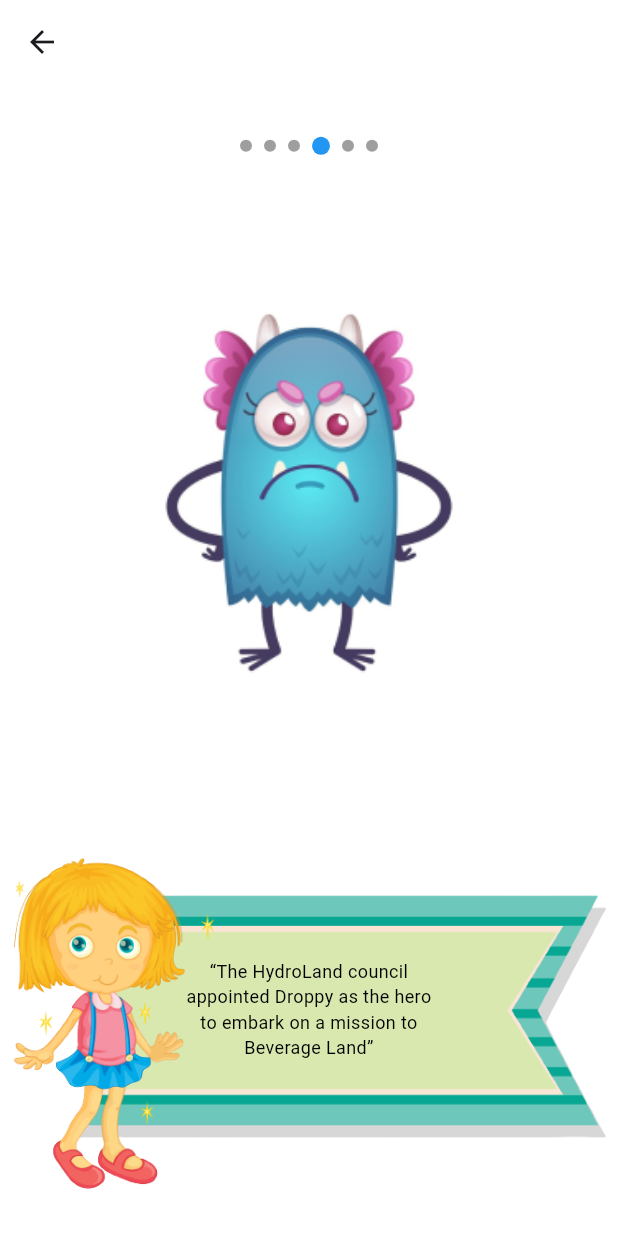
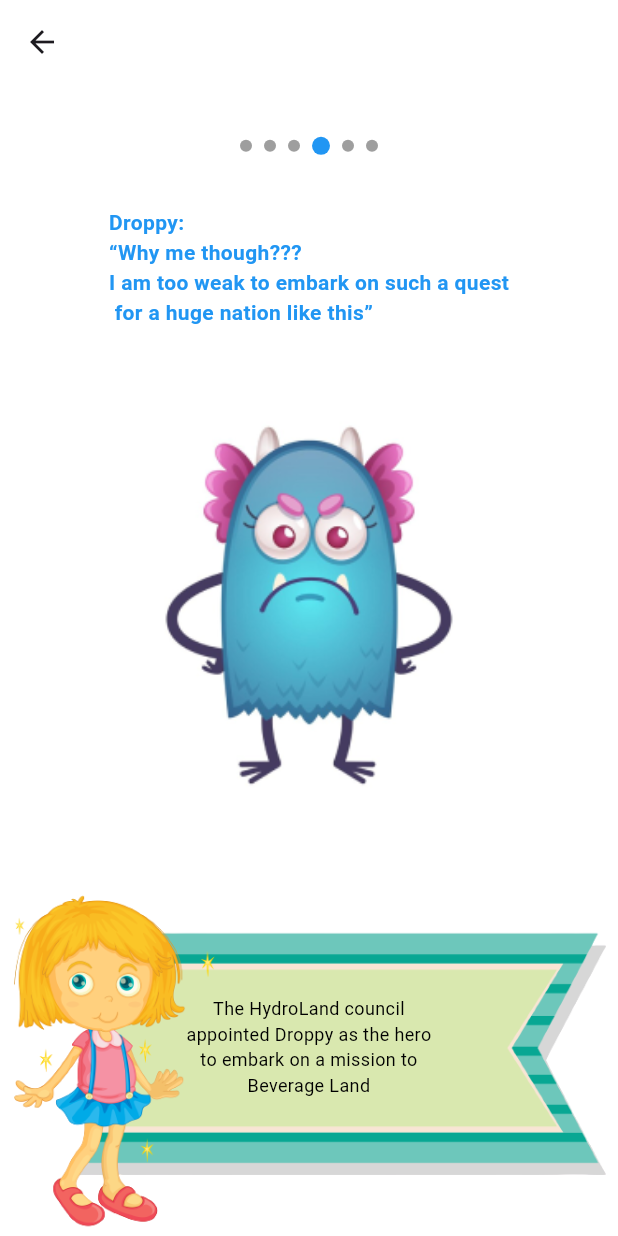
Before and after one commit to Pushpendra1001/WaterDropDash, a Flutter app: the WelcomeScreen screen opened directly, swiped to page 4, on a phone screen of 412 x 824 dp. Run offline on Flutter 3.47's test engine with Material 3 defaults, Android fonts, the phone set to English and light mode, and no system bars; our stand-ins replace audioplayers, cloud_firestore, firebase_auth, firebase_core, google_fonts, image_picker and 1 more; missing offline and left inert: flame, tflite_flutter; accounts and stored records are empty.

Commit message:
fix errors

```diff
--- a/lib/WelcomeGameScreens/WelcomeScreen.dart
+++ b/lib/WelcomeGameScreens/WelcomeScreen.dart
@@ -20,15 +20,33 @@ class _WelcomeScreenState extends State<WelcomeScreen> {
     "assets/WelcomeS4.png",
     "assets/WelcomeS5.png",
     "assets/WelcomeS6.png",
+  ];
 
-  ];
   final List<String> _WelcomeMMsg = [
     "Before you begin your journey, Let me tell you all about HYDROLAND and DROPPY your partner in this QUEST!",
     "In the distant nation of HYDROLAND, an unprecedented drought plagued the land for a century, causing untold suffering and devastation",
     "So the council members of the land met, to deliberate on this issue, and find a solution for their nation",
-    "“The HydroLand council appointed Droppy as the hero to embark on a mission to Beverage Land”",
-    "“The elders vested so much power on DROPPY, to enable him restore HydroLand to its former glory ”",
+    "The HydroLand council appointed Droppy as the hero to embark on a mission to Beverage Land",
+    "The elders vested so much power on DROPPY, to enable him restore HydroLand to its former glory",
     "Embark on this journey with DROPPY, and gather as many water droplets to revive HYDROLAND!",
+  ];
+
+  final List<String?> _WelcomeUpperText = [
+    null,
+    null,
+    """ Elder 1: "We need a hero to save HYDROLAND!
+Elder 2: Who can undertake this perilous quest?""",
+    """
+Droppy:
+“Why me though???
+I am too weak to embark on such a quest
+ for a huge nation like this”
+""",
+    """
+Heroic Mascot Droppy:
+“Our Quest to BEVERAGE LAND begins!”
+""",
+    null,
   ];
 
   @override
@@ -41,14 +59,12 @@ class _WelcomeScreenState extends State<WelcomeScreen> {
       body: Column(
         mainAxisAlignment: MainAxisAlignment.spaceBetween,
         children: [
-
           Row(
             mainAxisAlignment: MainAxisAlignment.center,
             children: List.generate(_WelcomeSImages.length, (index) {
               return Container(
                 margin: const EdgeInsets.symmetric(horizontal: 4.0),
                 width: _currentPage == index ? 12.0 : 8.0,
-
                 height: MediaQuery.of(context).size.height * 0.1,
                 decoration: BoxDecoration(
                   shape: BoxShape.circle,
@@ -74,8 +90,7 @@ class _WelcomeScreenState extends State<WelcomeScreen> {
                         duration: Duration(milliseconds: 300),
                         curve: Curves.easeIn,
                       );
-                    }
-                    else {
+                    } else {
                       Navigator.pushReplacement(
                         context,
                         MaterialPageRoute(builder: (context) => TipScreen()),
@@ -85,19 +100,35 @@ class _WelcomeScreenState extends State<WelcomeScreen> {
                   child: Column(
                     mainAxisAlignment: MainAxisAlignment.spaceEvenly,
                     children: [
-                      Image(image: AssetImage(_WelcomeSImages[index]), fit: BoxFit.contain, width: MediaQuery.of(context).size.width, height: MediaQuery.of(context).size.height*0.4),
-                    SizedBox(height: 20,),
+                      if (_WelcomeUpperText[index] != null)
+                        Center(
+                          child: Text(
+                            _WelcomeUpperText[index]!,
+                            style: TextStyle(
+                              fontSize: 14.0,
+                              fontWeight: FontWeight.bold,
+                              color: Colors.blue,
+                            ),
+                          ),
+                        ),
+                      Image(
+                        image: AssetImage(_WelcomeSImages[index]),
+                        fit: BoxFit.contain,
+                        width: MediaQuery.of(context).size.width,
+                        height: MediaQuery.of(context).size.height * 0.4,
+                      ),
+                      SizedBox(height: 20),
                       Stack(
                         children: [
                           Image.asset("assets/girlavtar.png"),
                           Padding(
                             padding: const EdgeInsets.all(24.0),
                             child: Padding(
-                        padding: const EdgeInsets.symmetric(vertical: 35 , ),
+                              padding: const EdgeInsets.symmetric(vertical: 35),
                               child: Align(
                                 alignment: Alignment.center,
                                 child: Container(
-                            width: MediaQuery.of(context).size.width/2,
+                                  width: MediaQuery.of(context).size.width / 2,
                                   child: Padding(
                                     padding: const EdgeInsets.all(16.0),
                                     child: Text(
@@ -113,12 +144,10 @@ class _WelcomeScreenState extends State<WelcomeScreen> {
                               ),
                             ),
                           )
-
                         ],
                       ),
-
                     ],
-                  )
+                  ),
                 );
               },
             ),
```
Lines whose indentation alone changed are shown as unchanged.
